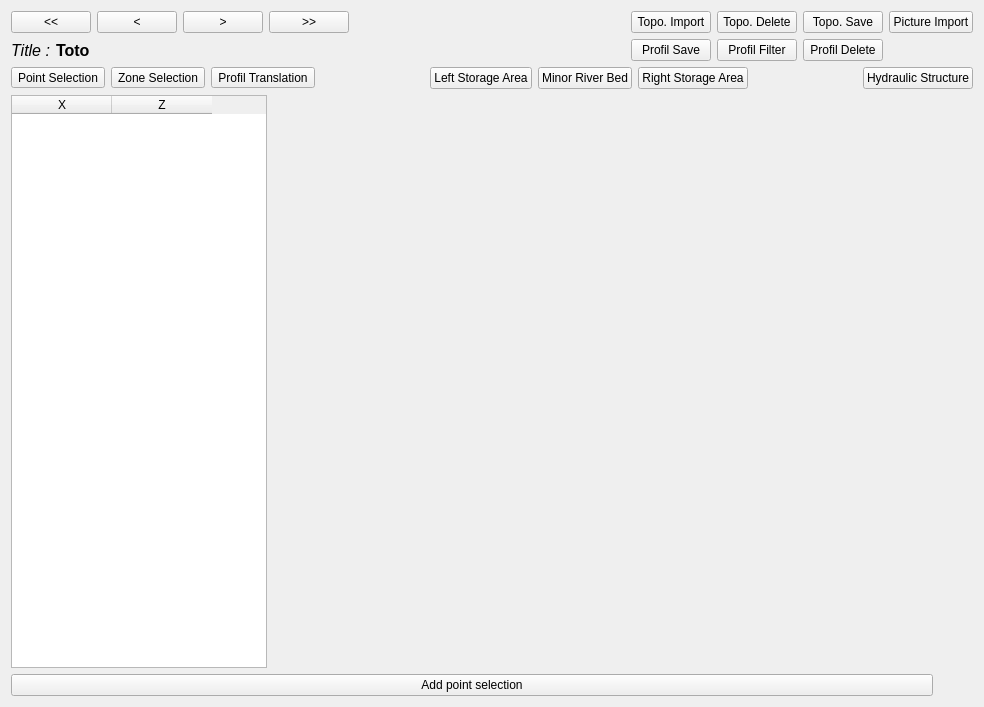
Old version of the form ui/graphProfil.ui in the repository Artelia/Mascaret.
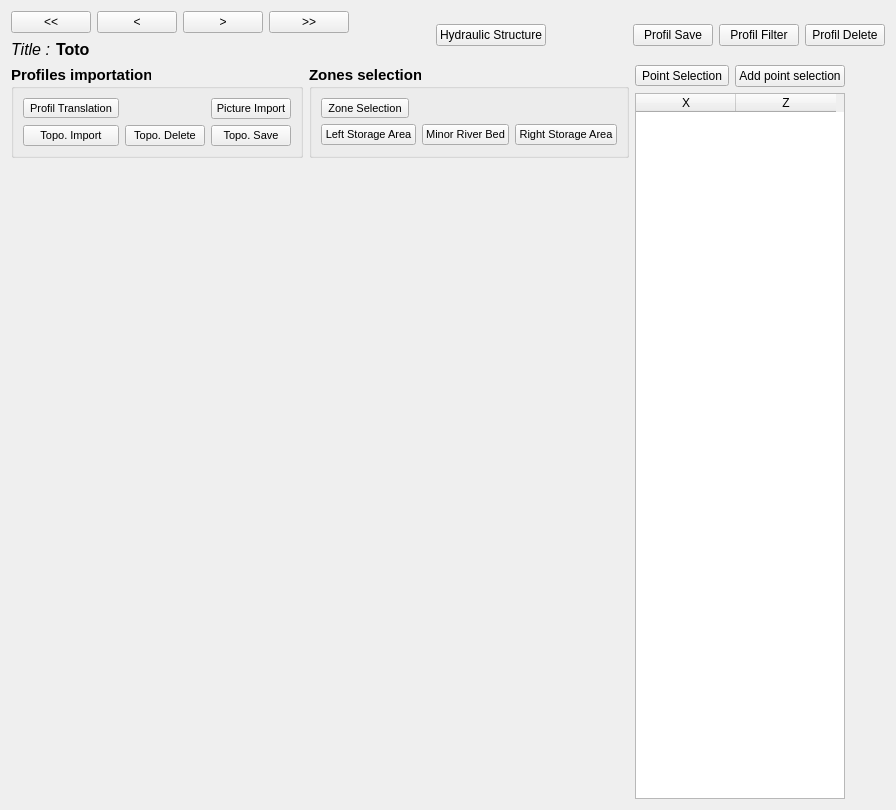
New version of the form. Icons and pictures are not drawn.

Commit message: Modification of profil graphic GUI

The edit to the form file:
```diff
--- a/ui/graphProfil.ui
+++ b/ui/graphProfil.ui
@@ -6,22 +6,22 @@
    <rect>
     <x>0</x>
     <y>0</y>
-    <width>984</width>
-    <height>707</height>
+    <width>809</width>
+    <height>810</height>
    </rect>
   </property>
   <property name="windowTitle">
    <string>Profile Editor</string>
   </property>
-  <layout class="QGridLayout" name="gridLayout_2">
+  <layout class="QGridLayout" name="gridLayout_6">
    <item row="0" column="0">
-    <layout class="QVBoxLayout" name="verticalLayout_4">
+    <layout class="QVBoxLayout" name="verticalLayout">
      <item>
-      <layout class="QHBoxLayout" name="horizontalLayout_4">
+      <layout class="QHBoxLayout" name="horizontalLayout_5">
        <item>
-        <layout class="QVBoxLayout" name="verticalLayout_3">
+        <layout class="QVBoxLayout" name="verticalLayout_4">
          <item>
-          <layout class="QHBoxLayout" name="horizontalLayout_2">
+          <layout class="QHBoxLayout" name="horizontalLayout_3">
            <item>
             <widget class="QPushButton" name="bt_reculTot">
              <property name="sizePolicy">
@@ -80,7 +80,7 @@
           </layout>
          </item>
          <item>
-          <layout class="QHBoxLayout" name="horizontalLayout">
+          <layout class="QHBoxLayout" name="horizontalLayout_6">
            <item>
             <widget class="QLabel" name="label">
              <property name="font">
@@ -112,7 +112,7 @@
             </widget>
            </item>
            <item>
-            <spacer name="horizontalSpacer">
+            <spacer name="horizontalSpacer_2">
              <property name="orientation">
               <enum>Qt::Horizontal</enum>
              </property>
@@ -129,7 +129,7 @@
         </layout>
        </item>
        <item>
-        <spacer name="horizontalSpacer_3">
+        <spacer name="horizontalSpacer_4">
          <property name="orientation">
           <enum>Qt::Horizontal</enum>
          </property>
@@ -142,44 +142,28 @@
         </spacer>
        </item>
        <item>
-        <layout class="QGridLayout" name="gridLayout">
-         <property name="sizeConstraint">
-          <enum>QLayout::SetFixedSize</enum>
+        <widget class="QPushButton" name="bt_ouvrage">
+         <property name="text">
+          <string>Hydraulic Structure</string>
          </property>
-         <item row="2" column="1">
-          <widget class="QPushButton" name="bt_topo_del">
-           <property name="text">
-            <string>Topo. Delete</string>
-           </property>
-          </widget>
-         </item>
-         <item row="2" column="0">
-          <widget class="QPushButton" name="bt_topo_load">
-           <property name="sizePolicy">
-            <sizepolicy hsizetype="Expanding" vsizetype="Fixed">
-             <horstretch>0</horstretch>
-             <verstretch>0</verstretch>
-            </sizepolicy>
-           </property>
-           <property name="text">
-            <string>Topo. Import</string>
-           </property>
-          </widget>
-         </item>
-         <item row="3" column="1">
-          <widget class="QPushButton" name="bt_profil_filter">
-           <property name="sizePolicy">
-            <sizepolicy hsizetype="Expanding" vsizetype="Fixed">
-             <horstretch>0</horstretch>
-             <verstretch>0</verstretch>
-            </sizepolicy>
-           </property>
-           <property name="text">
-            <string>Profil Filter</string>
-           </property>
-          </widget>
-         </item>
-         <item row="3" column="0">
+        </widget>
+       </item>
+       <item>
+        <spacer name="horizontalSpacer_5">
+         <property name="orientation">
+          <enum>Qt::Horizontal</enum>
+         </property>
+         <property name="sizeHint" stdset="0">
+          <size>
+           <width>40</width>
+           <height>20</height>
+          </size>
+         </property>
+        </spacer>
+       </item>
+       <item>
+        <layout class="QHBoxLayout" name="horizontalLayout_7">
+         <item>
           <widget class="QPushButton" name="bt_profil_save">
            <property name="sizePolicy">
             <sizepolicy hsizetype="Expanding" vsizetype="Fixed">
@@ -192,7 +176,20 @@
            </property>
           </widget>
          </item>
-         <item row="3" column="2">
+         <item>
+          <widget class="QPushButton" name="bt_profil_filter">
+           <property name="sizePolicy">
+            <sizepolicy hsizetype="Expanding" vsizetype="Fixed">
+             <horstretch>0</horstretch>
+             <verstretch>0</verstretch>
+            </sizepolicy>
+           </property>
+           <property name="text">
+            <string>Profil Filter</string>
+           </property>
+          </widget>
+         </item>
+         <item>
           <widget class="QPushButton" name="bt_profil_del">
            <property name="sizePolicy">
             <sizepolicy hsizetype="Expanding" vsizetype="Fixed">
@@ -205,169 +202,329 @@
            </property>
           </widget>
          </item>
-         <item row="2" column="4">
-          <widget class="QPushButton" name="bt_img_load">
-           <property name="sizePolicy">
-            <sizepolicy hsizetype="Expanding" vsizetype="Fixed">
-             <horstretch>0</horstretch>
-             <verstretch>0</verstretch>
-            </sizepolicy>
-           </property>
-           <property name="text">
-            <string>Picture Import</string>
-           </property>
-          </widget>
-         </item>
-         <item row="2" column="2">
-          <widget class="QPushButton" name="bt_topo_save">
-           <property name="sizePolicy">
-            <sizepolicy hsizetype="Expanding" vsizetype="Fixed">
-             <horstretch>0</horstretch>
-             <verstretch>0</verstretch>
-            </sizepolicy>
-           </property>
-           <property name="text">
-            <string>Topo. Save</string>
-           </property>
-          </widget>
-         </item>
         </layout>
        </item>
       </layout>
      </item>
      <item>
-      <layout class="QHBoxLayout" name="horizontalLayout_5">
-       <item>
-        <widget class="QToolButton" name="btTools_point_selection">
-         <property name="text">
-          <string>Point Selection</string>
-         </property>
-         <property name="icon">
-          <iconset>
-           <normaloff>:/plugins/MascPlug/icones/select.png</normaloff>:/plugins/MascPlug/icones/select.png</iconset>
-         </property>
-         <property name="iconSize">
-          <size>
-           <width>24</width>
-           <height>24</height>
-          </size>
-         </property>
-         <property name="checkable">
-          <bool>true</bool>
-         </property>
-        </widget>
-       </item>
-       <item>
-        <widget class="QToolButton" name="btTools_zone_selection">
-         <property name="text">
-          <string>Zone Selection</string>
-         </property>
-         <property name="icon">
-          <iconset>
-           <normaloff>:/plugins/MascPlug/icones/select_zone.png</normaloff>:/plugins/MascPlug/icones/select_zone.png</iconset>
-         </property>
-         <property name="iconSize">
-          <size>
-           <width>24</width>
-           <height>24</height>
-          </size>
-         </property>
-         <property name="checkable">
-          <bool>true</bool>
-         </property>
-        </widget>
-       </item>
-       <item>
-        <widget class="QToolButton" name="btTools_profil_translation">
-         <property name="text">
-          <string>Profil Translation</string>
-         </property>
-         <property name="icon">
-          <iconset>
-           <normaloff>:/plugins/MascPlug/icones/deplace_profil.png</normaloff>:/plugins/MascPlug/icones/deplace_profil.png</iconset>
-         </property>
-         <property name="iconSize">
-          <size>
-           <width>24</width>
-           <height>24</height>
-          </size>
-         </property>
-         <property name="checkable">
-          <bool>true</bool>
-         </property>
-         <property name="checked">
-          <bool>false</bool>
-         </property>
-        </widget>
-       </item>
-       <item>
-        <spacer name="horizontalSpacer_5">
-         <property name="orientation">
-          <enum>Qt::Horizontal</enum>
-         </property>
-         <property name="sizeHint" stdset="0">
-          <size>
-           <width>40</width>
-           <height>20</height>
-          </size>
-         </property>
-        </spacer>
-       </item>
-       <item>
-        <widget class="QPushButton" name="bt_l_stok">
-         <property name="text">
-          <string>Left Storage Area</string>
-         </property>
-        </widget>
-       </item>
-       <item>
-        <widget class="QPushButton" name="bt_minor_bed">
-         <property name="text">
-          <string>Minor River Bed</string>
-         </property>
-        </widget>
-       </item>
-       <item>
-        <widget class="QPushButton" name="bt_r_stok">
-         <property name="text">
-          <string>Right Storage Area</string>
-         </property>
-        </widget>
-       </item>
-       <item>
-        <spacer name="horizontalSpacer_4">
-         <property name="orientation">
-          <enum>Qt::Horizontal</enum>
-         </property>
-         <property name="sizeHint" stdset="0">
-          <size>
-           <width>40</width>
-           <height>20</height>
-          </size>
-         </property>
-        </spacer>
-       </item>
-       <item>
-        <widget class="QPushButton" name="bt_ouvrage">
-         <property name="text">
-          <string>Hydraulic Structure</string>
-         </property>
-        </widget>
-       </item>
-      </layout>
-     </item>
-     <item>
-      <layout class="QHBoxLayout" name="horizontalLayout_3">
-       <item>
-        <layout class="QVBoxLayout" name="verticalLayout">
-         <item>
-          <layout class="QVBoxLayout" name="widget_figure"/>
-         </item>
-        </layout>
-       </item>
+      <layout class="QHBoxLayout" name="horizontalLayout_9">
        <item>
         <layout class="QVBoxLayout" name="verticalLayout_2">
          <item>
+          <layout class="QVBoxLayout" name="widget_figure_old">
+           <item>
+            <layout class="QHBoxLayout" name="horizontalLayout_8">
+             <item>
+              <widget class="QGroupBox" name="groupBox_2">
+               <property name="font">
+                <font>
+                 <pointsize>11</pointsize>
+                 <weight>75</weight>
+                 <bold>true</bold>
+                </font>
+               </property>
+               <property name="title">
+                <string>Profiles importation</string>
+               </property>
+               <layout class="QGridLayout" name="gridLayout_5">
+                <item row="0" column="0">
+                 <layout class="QGridLayout" name="gridLayout_4">
+                  <item row="1" column="1">
+                   <widget class="QPushButton" name="bt_topo_del">
+                    <property name="font">
+                     <font>
+                      <pointsize>8</pointsize>
+                      <weight>50</weight>
+                      <bold>false</bold>
+                     </font>
+                    </property>
+                    <property name="text">
+                     <string>Topo. Delete</string>
+                    </property>
+                   </widget>
+                  </item>
+                  <item row="1" column="2">
+                   <widget class="QPushButton" name="bt_topo_save">
+                    <property name="sizePolicy">
+                     <sizepolicy hsizetype="Expanding" vsizetype="Fixed">
+                      <horstretch>0</horstretch>
+                      <verstretch>0</verstretch>
+                     </sizepolicy>
+                    </property>
+                    <property name="font">
+                     <font>
+                      <pointsize>8</pointsize>
+                      <weight>50</weight>
+                      <bold>false</bold>
+                     </font>
+                    </property>
+                    <property name="text">
+                     <string>Topo. Save</string>
+                    </property>
+                   </widget>
+                  </item>
+                  <item row="0" column="2">
+                   <widget class="QPushButton" name="bt_img_load">
+                    <property name="sizePolicy">
+                     <sizepolicy hsizetype="Expanding" vsizetype="Fixed">
+                      <horstretch>0</horstretch>
+                      <verstretch>0</verstretch>
+                     </sizepolicy>
+                    </property>
+                    <property name="font">
+                     <font>
+                      <pointsize>8</pointsize>
+                      <weight>50</weight>
+                      <bold>false</bold>
+                     </font>
+                    </property>
+                    <property name="text">
+                     <string>Picture Import</string>
+                    </property>
+                   </widget>
+                  </item>
+                  <item row="1" column="0">
+                   <widget class="QPushButton" name="bt_topo_load">
+                    <property name="sizePolicy">
+                     <sizepolicy hsizetype="Expanding" vsizetype="Fixed">
+                      <horstretch>0</horstretch>
+                      <verstretch>0</verstretch>
+                     </sizepolicy>
+                    </property>
+                    <property name="font">
+                     <font>
+                      <pointsize>8</pointsize>
+                      <weight>50</weight>
+                      <bold>false</bold>
+                     </font>
+                    </property>
+                    <property name="text">
+                     <string>Topo. Import</string>
+                    </property>
+                   </widget>
+                  </item>
+                  <item row="0" column="0">
+                   <widget class="QToolButton" name="btTools_profil_translation">
+                    <property name="font">
+                     <font>
+                      <pointsize>8</pointsize>
+                      <weight>50</weight>
+                      <bold>false</bold>
+                     </font>
+                    </property>
+                    <property name="text">
+                     <string>Profil Translation</string>
+                    </property>
+                    <property name="icon">
+                     <iconset>
+                      <normaloff>:/plugins/MascPlug/icones/deplace_profil.png</normaloff>:/plugins/MascPlug/icones/deplace_profil.png</iconset>
+                    </property>
+                    <property name="iconSize">
+                     <size>
+                      <width>24</width>
+                      <height>24</height>
+                     </size>
+                    </property>
+                    <property name="checkable">
+                     <bool>true</bool>
+                    </property>
+                    <property name="checked">
+                     <bool>false</bool>
+                    </property>
+                   </widget>
+                  </item>
+                 </layout>
+                </item>
+               </layout>
+              </widget>
+             </item>
+             <item>
+              <widget class="QGroupBox" name="groupBox">
+               <property name="font">
+                <font>
+                 <pointsize>11</pointsize>
+                 <weight>75</weight>
+                 <bold>true</bold>
+                </font>
+               </property>
+               <property name="title">
+                <string>Zones selection</string>
+               </property>
+               <layout class="QGridLayout" name="gridLayout_3">
+                <item row="0" column="0">
+                 <layout class="QGridLayout" name="gridLayout_2">
+                  <item row="1" column="1">
+                   <widget class="QPushButton" name="bt_minor_bed">
+                    <property name="font">
+                     <font>
+                      <pointsize>8</pointsize>
+                      <weight>50</weight>
+                      <bold>false</bold>
+                     </font>
+                    </property>
+                    <property name="text">
+                     <string>Minor River Bed</string>
+                    </property>
+                   </widget>
+                  </item>
+                  <item row="1" column="2">
+                   <widget class="QPushButton" name="bt_r_stok">
+                    <property name="font">
+                     <font>
+                      <pointsize>8</pointsize>
+                      <weight>50</weight>
+                      <bold>false</bold>
+                     </font>
+                    </property>
+                    <property name="text">
+                     <string>Right Storage Area</string>
+                    </property>
+                   </widget>
+                  </item>
+                  <item row="1" column="0">
+                   <widget class="QPushButton" name="bt_l_stok">
+                    <property name="font">
+                     <font>
+                      <pointsize>8</pointsize>
+                      <weight>50</weight>
+                      <bold>false</bold>
+                     </font>
+                    </property>
+                    <property name="text">
+                     <string>Left Storage Area</string>
+                    </property>
+                   </widget>
+                  </item>
+                  <item row="0" column="0">
+                   <widget class="QToolButton" name="btTools_zone_selection">
+                    <property name="font">
+                     <font>
+                      <pointsize>8</pointsize>
+                      <weight>50</weight>
+                      <bold>false</bold>
+                     </font>
+                    </property>
+                    <property name="text">
+                     <string>Zone Selection</string>
+                    </property>
+                    <property name="icon">
+                     <iconset>
+                      <normaloff>:/plugins/MascPlug/icones/select_zone.png</normaloff>:/plugins/MascPlug/icones/select_zone.png</iconset>
+                    </property>
+                    <property name="iconSize">
+                     <size>
+                      <width>24</width>
+                      <height>24</height>
+                     </size>
+                    </property>
+                    <property name="checkable">
+                     <bool>true</bool>
+                    </property>
+                   </widget>
+                  </item>
+                 </layout>
+                </item>
+               </layout>
+              </widget>
+             </item>
+             <item>
+              <spacer name="horizontalSpacer_6">
+               <property name="orientation">
+                <enum>Qt::Horizontal</enum>
+               </property>
+               <property name="sizeHint" stdset="0">
+                <size>
+                 <width>40</width>
+                 <height>20</height>
+                </size>
+               </property>
+              </spacer>
+             </item>
+            </layout>
+           </item>
+          </layout>
+         </item>
+         <item>
+          <layout class="QHBoxLayout" name="horizontalLayout_2">
+           <item>
+            <spacer name="verticalSpacer">
+             <property name="orientation">
+              <enum>Qt::Vertical</enum>
+             </property>
+             <property name="sizeType">
+              <enum>QSizePolicy::MinimumExpanding</enum>
+             </property>
+             <property name="sizeHint" stdset="0">
+              <size>
+               <width>20</width>
+               <height>40</height>
+              </size>
+             </property>
+            </spacer>
+           </item>
+           <item>
+            <layout class="QVBoxLayout" name="widget_figure"/>
+           </item>
+          </layout>
+         </item>
+        </layout>
+       </item>
+       <item>
+        <layout class="QVBoxLayout" name="verticalLayout_5">
+         <item>
+          <layout class="QHBoxLayout" name="horizontalLayout_10">
+           <item>
+            <widget class="QToolButton" name="btTools_point_selection">
+             <property name="text">
+              <string>Point Selection</string>
+             </property>
+             <property name="icon">
+              <iconset>
+               <normaloff>:/plugins/MascPlug/icones/select.png</normaloff>:/plugins/MascPlug/icones/select.png</iconset>
+             </property>
+             <property name="iconSize">
+              <size>
+               <width>24</width>
+               <height>24</height>
+              </size>
+             </property>
+             <property name="checkable">
+              <bool>true</bool>
+             </property>
+            </widget>
+           </item>
+           <item>
+            <widget class="QPushButton" name="bt_add_point">
+             <property name="sizePolicy">
+              <sizepolicy hsizetype="Minimum" vsizetype="Fixed">
+               <horstretch>255</horstretch>
+               <verstretch>0</verstretch>
+              </sizepolicy>
+             </property>
+             <property name="text">
+              <string>Add point selection</string>
+             </property>
+            </widget>
+           </item>
+           <item>
+            <spacer name="horizontalSpacer_9">
+             <property name="orientation">
+              <enum>Qt::Horizontal</enum>
+             </property>
+             <property name="sizeType">
+              <enum>QSizePolicy::Maximum</enum>
+             </property>
+             <property name="sizeHint" stdset="0">
+              <size>
+               <width>40</width>
+               <height>20</height>
+              </size>
+             </property>
+            </spacer>
+           </item>
+          </layout>
+         </item>
+         <item>
           <widget class="QTableWidget" name="tableWidget">
            <property name="sizePolicy">
             <sizepolicy hsizetype="Maximum" vsizetype="Expanding">
@@ -387,23 +544,10 @@
            </column>
           </widget>
          </item>
-         <item>
-          <widget class="QPushButton" name="bt_add_point">
-           <property name="sizePolicy">
-            <sizepolicy hsizetype="Minimum" vsizetype="Fixed">
-             <horstretch>255</horstretch>
-             <verstretch>0</verstretch>
-            </sizepolicy>
-           </property>
-           <property name="text">
-            <string>Add point selection</string>
-           </property>
-          </widget>
-         </item>
         </layout>
        </item>
        <item>
-        <spacer name="horizontalSpacer_2">
+        <spacer name="horizontalSpacer_7">
          <property name="orientation">
           <enum>Qt::Horizontal</enum>
          </property>
```
Left out of the diff: 374 changed lines with no effect on the pictures. The commit also changes 3 other files.
